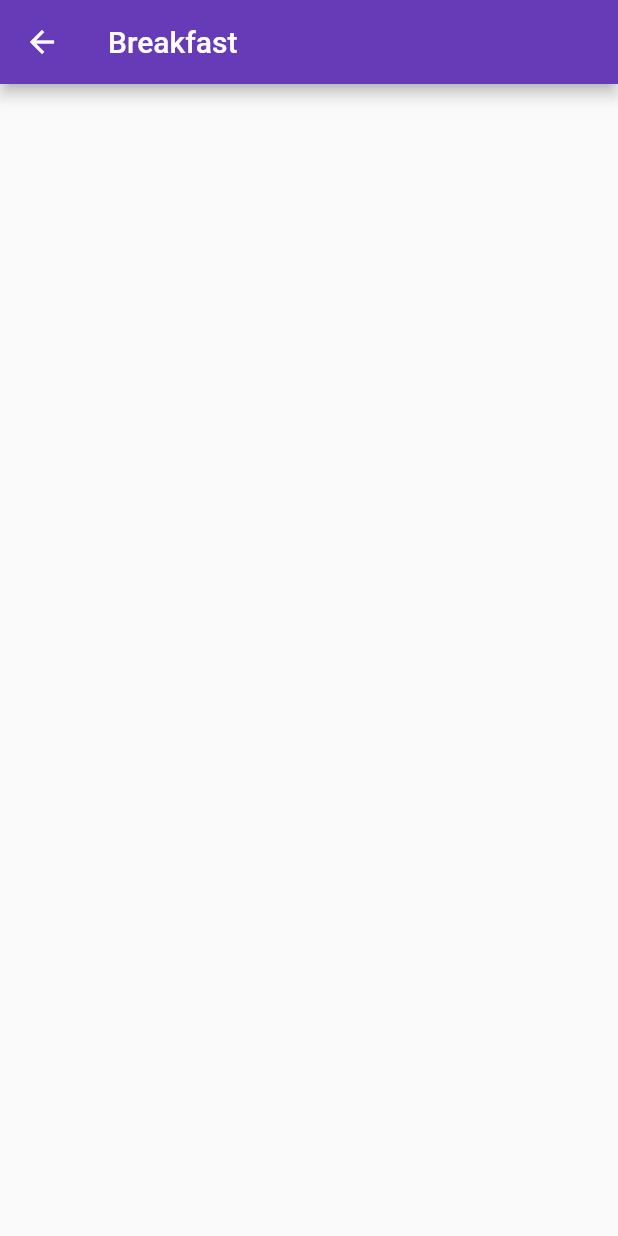
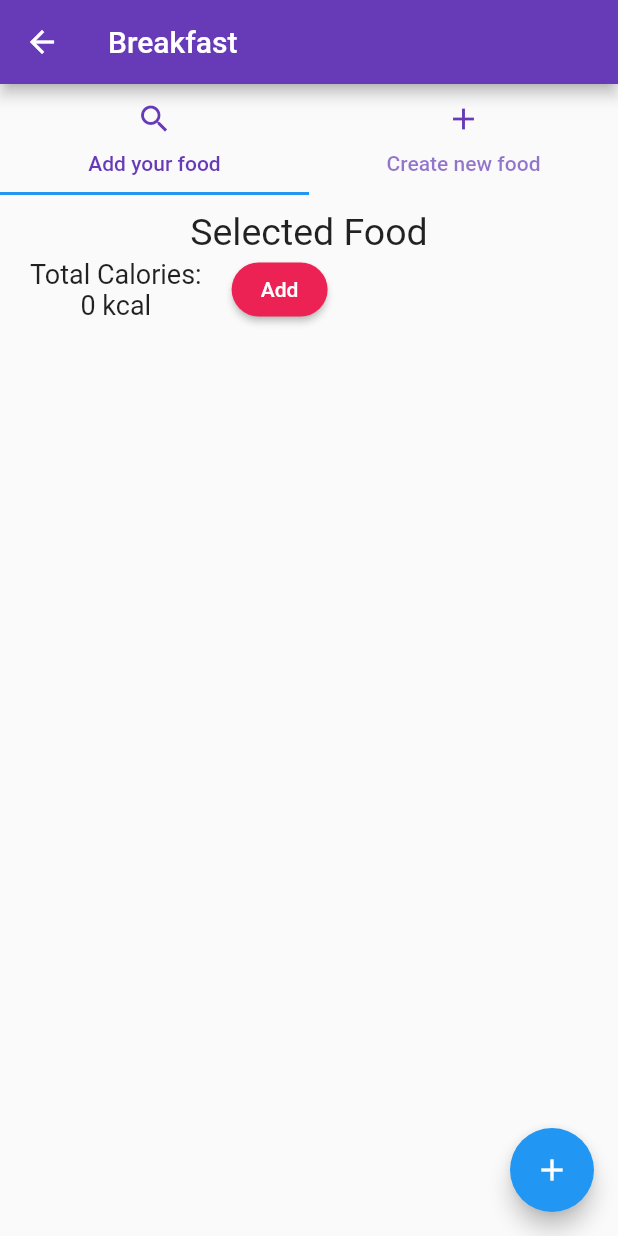
Before and after one commit to dhananjayhareesh/diet_planner, a Flutter app: the AddFood screen opened directly, on a phone screen of 412 x 824 dp. Run offline on Flutter 3.47's test engine with Material 2 defaults, Android fonts, the phone set to English and light mode, and no system bars; our stand-ins replace lottie, percent_indicator, smooth_page_indicator; project files that could hold a hidden picture were left out.

Commit message:
food list added

```diff
--- a/lib/screens/add_food.dart
+++ /dev/null
@@ -1,22 +0,0 @@
-import 'package:flutter/material.dart';
-
-class AddFood extends StatefulWidget {
-  final String appBarTitle;
-  final Color appBarColor;
-  AddFood({super.key, required this.appBarTitle, required this.appBarColor});
-
-  @override
-  State<AddFood> createState() => _AddFoodState();
-}
-
-class _AddFoodState extends State<AddFood> {
-  @override
-  Widget build(BuildContext context) {
-    return Scaffold(
-      appBar: AppBar(
-        backgroundColor: widget.appBarColor,
-        title: Text(widget.appBarTitle),
-      ),
-    );
-  }
-}
--- /dev/null
+++ b/lib/screens/selected_food.dart
@@ -0,0 +1,55 @@
+import 'package:dietplanner_project/utils/add_food.dart';
+import 'package:dietplanner_project/utils/create_food.dart';
+import 'package:flutter/material.dart';
+
+class AddFood extends StatefulWidget {
+  final String appBarTitle;
+  final Color appBarColor;
+  AddFood({super.key, required this.appBarTitle, required this.appBarColor});
+
+  @override
+  State<AddFood> createState() => _AddFoodState();
+}
+
+class _AddFoodState extends State<AddFood> {
+  @override
+  Widget build(BuildContext context) {
+    return DefaultTabController(
+      length: 2,
+      child: Scaffold(
+        appBar: AppBar(
+          backgroundColor: widget.appBarColor,
+          title: Text(widget.appBarTitle),
+        ),
+        body: Column(
+          children: [
+            TabBar(
+              tabs: [
+                Tab(
+                  icon: Icon(
+                    Icons.search,
+                    color: widget.appBarColor,
+                  ),
+                  text: 'Add your food',
+                ),
+                Tab(
+                    icon: Icon(
+                      Icons.add,
+                      color: widget.appBarColor,
+                    ),
+                    text: 'Create new food')
+              ],
+              labelColor: widget.appBarColor,
+            ),
+            Expanded(
+              child: TabBarView(children: [
+                TabFood(),
+                NewFood(),
+              ]),
+            ),
+          ],
+        ),
+      ),
+    );
+  }
+}
--- a/lib/screens/user_details.dart
+++ b/lib/screens/user_details.dart
@@ -107,7 +107,7 @@ class ScreenUserDetails extends StatelessWidget {
                             width: 130,
                             child: TextField(
                               decoration: InputDecoration(
-                                labelText: "Age",
+                                labelText: "Sex",
                                 border: OutlineInputBorder(
                                   borderRadius: BorderRadius.circular(30),
                                   borderSide:
--- /dev/null
+++ b/lib/utils/add_food.dart
@@ -0,0 +1,120 @@
+import 'package:dietplanner_project/utils/model_food.dart';
+import 'package:dietplanner_project/utils/search.dart';
+import 'package:flutter/material.dart';
+
+class SelectedFoodItem {
+  final FoodItem foodItem;
+  int quantity;
+
+  SelectedFoodItem(this.foodItem, this.quantity);
+}
+
+class TabFood extends StatefulWidget {
+  const TabFood({super.key});
+
+  @override
+  State<TabFood> createState() => _TabFoodState();
+}
+
+class _TabFoodState extends State<TabFood> {
+  List<SelectedFoodItem> selectedItems = [];
+
+  int calculateTotalCalories() {
+    int totalCalories = 0;
+    for (final selectedFoodItem in selectedItems) {
+      totalCalories +=
+          selectedFoodItem.foodItem.calories * selectedFoodItem.quantity;
+    }
+    return totalCalories;
+  }
+
+  void updateItemQuantity(FoodItem item) {
+    final index = selectedItems
+        .indexWhere((selectedItem) => selectedItem.foodItem.name == item.name);
+    if (index != -1) {
+      selectedItems[index].quantity++;
+    } else {
+      selectedItems.add(SelectedFoodItem(item, 1));
+    }
+  }
+
+  @override
+  Widget build(BuildContext context) {
+    return Scaffold(
+      floatingActionButton: Tooltip(
+        message: "Add Food",
+        child: FloatingActionButton(
+          onPressed: () async {
+            FoodItem? selected = await Navigator.push(context,
+                MaterialPageRoute(builder: (context) {
+              return SearchFood();
+            }));
+
+            if (selected != null) {
+              setState(() {
+                updateItemQuantity(selected);
+              });
+            }
+          },
+          child: Icon(Icons.add),
+        ),
+      ),
+      body: Column(
+        children: [
+          Padding(
+            padding: const EdgeInsets.only(top: 10),
+            child: Text(
+              'Selected Food',
+              style: TextStyle(fontSize: 25),
+            ),
+          ),
+          if (selectedItems.isNotEmpty)
+            Expanded(
+              child: ListView.builder(
+                itemCount: selectedItems.length,
+                itemBuilder: (context, index) {
+                  final selectedFoodItem = selectedItems[index];
+                  return ListTile(
+                    title: Text(
+                        "${selectedFoodItem.foodItem.name} (Quantity: ${selectedFoodItem.quantity})"),
+                    subtitle: Text(
+                        "Calories: ${selectedFoodItem.foodItem.calories * selectedFoodItem.quantity} kcal"),
+                  );
+                },
+              ),
+            ),
+          Padding(
+            padding: const EdgeInsets.only(left: 20),
+            child: Row(
+              children: [
+                Column(
+                  children: [
+                    Text(
+                      'Total Calories:',
+                      style: TextStyle(fontSize: 18),
+                    ),
+                    Text(
+                      "${calculateTotalCalories()} kcal",
+                      style: TextStyle(fontSize: 18),
+                    ),
+                  ],
+                ),
+                SizedBox(
+                  width: 20,
+                ),
+                ElevatedButton(
+                  onPressed: () {},
+                  child: Text('Add'),
+                  style: ElevatedButton.styleFrom(
+                      backgroundColor: Color.fromARGB(255, 236, 34, 84),
+                      shape: RoundedRectangleBorder(
+                          borderRadius: BorderRadius.circular(25))),
+                )
+              ],
+            ),
+          ),
+        ],
+      ),
+    );
+  }
+}
--- /dev/null
+++ b/lib/utils/model_food.dart
@@ -0,0 +1,8 @@
+class FoodItem {
+  final String name;
+  final int calories;
+
+  FoodItem({required this.name, required this.calories});
+
+  get quantity => null;
+}
--- a/pubspec.yaml
+++ b/pubspec.yaml
@@ -84,6 +84,10 @@ flutter:
      - assets/Animation - 1698382442951.json
      - assets/Animation - 1698383959939.json
      - assets/Animation - 1698384804398.json
+     - assets/fire.png
+     - assets/break.jpg
+     - assets/dinnner.avif
+     - assets/diet.png
 
 
 
```
Also changed, not shown: lib/screens/home_screen.dart (+62 -55 lines), lib/utils/create_food.dart (added, +137 -0 lines), lib/utils/foodcard.dart (+14 -13 lines), lib/utils/search.dart (added, +70 -0 lines), assets/break.jpg (added), assets/diet.png (added), assets/fire.png (added), 1 other file.
